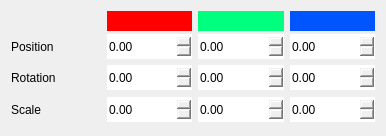
Before: the Qt Designer form src/widgets/transformeditor.ui in jahshaka/Studio, drawn with Qt 5.
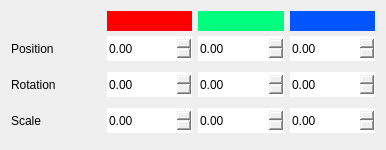
After: the same form once the commit is applied.

Patch:
```diff
--- a/src/widgets/transformeditor.ui
+++ b/src/widgets/transformeditor.ui
@@ -7,7 +7,7 @@
     <x>0</x>
     <y>0</y>
     <width>386</width>
-    <height>136</height>
+    <height>150</height>
    </rect>
   </property>
   <property name="maximumSize">
```
